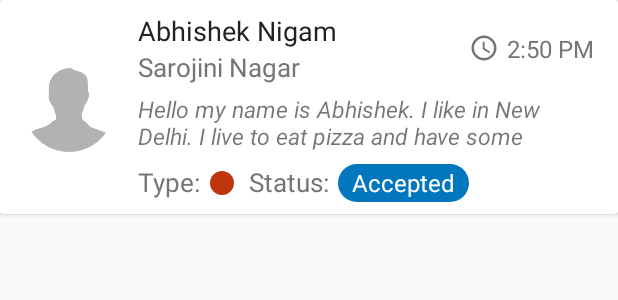
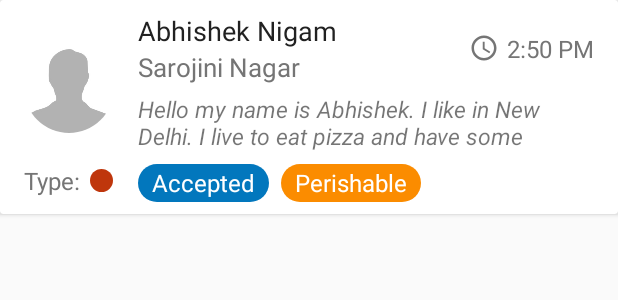
Before and after one commit to abhishekpopli/feeding-india-android-app, an Android app: the layout donation_list_item.xml on its own in the app's theme, with its tools: preview values and no code run, on a phone screen of 412 x 824 dp. Shown: the top 300 px of the screen. Run offline under Robolectric (Android 15) with nearby library versions, the phone set to English and light mode, and no system bars.

Commit message:
Improved list item design, now there is a perishable tag

```diff
--- a/app/src/main/java/com/example/feedingindiaapp/DonationAdapter.java
+++ b/app/src/main/java/com/example/feedingindiaapp/DonationAdapter.java
@@ -2,7 +2,6 @@ package com.example.feedingindiaapp;
 
 
 import android.content.Context;
-import android.graphics.Color;
 import android.support.v7.widget.CardView;
 import android.support.v7.widget.RecyclerView;
 import android.view.LayoutInflater;
@@ -65,9 +64,11 @@ public class DonationAdapter extends RecyclerView.Adapter<DonationAdapter.ViewHo
         }
 
         if (donation.isPerishable() == 1) {
-            holder.listItemCardView.setCardBackgroundColor(Color.parseColor("#fff9c4"));
+            holder.isPerishable.setText("Perishable");
+            holder.isPerishable.setBackgroundResource(R.drawable.orange_tag);
         } else {
-            holder.listItemCardView.setCardBackgroundColor(Color.parseColor("#e0f7fa"));
+            holder.isPerishable.setText("Non-Perishable");
+            holder.isPerishable.setBackgroundResource(R.drawable.indigo_tag);
         }
 
         if (donation.isAccepted() == 1) {
@@ -122,7 +123,7 @@ public class DonationAdapter extends RecyclerView.Adapter<DonationAdapter.ViewHo
             foodDetails = (TextView) itemView.findViewById(R.id.list_item_food_detail);
             status = (TextView) itemView.findViewById(R.id.list_item_donation_status);
             listItemLayout = (LinearLayout) itemView.findViewById(R.id.list_item_layout);
-            listItemCardView = (CardView) itemView.findViewById(R.id.list_item_card_view);
+            isPerishable = (TextView) itemView.findViewById(R.id.list_item_perishable);
         }
     }
 
--- /dev/null
+++ b/app/src/main/res/drawable/indigo_tag.xml
@@ -0,0 +1,10 @@
+<?xml version="1.0" encoding="utf-8"?>
+<shape xmlns:android="http://schemas.android.com/apk/res/android"
+    android:shape="rectangle">
+    <solid android:color="#3f51b5" />
+    <corners
+        android:bottomLeftRadius="15dp"
+        android:bottomRightRadius="15dp"
+        android:topLeftRadius="15dp"
+        android:topRightRadius="15dp" />
+</shape>
--- /dev/null
+++ b/app/src/main/res/drawable/orange_tag.xml
@@ -0,0 +1,10 @@
+<?xml version="1.0" encoding="utf-8"?>
+<shape xmlns:android="http://schemas.android.com/apk/res/android"
+    android:shape="rectangle">
+    <solid android:color="#fb8c00" />
+    <corners
+        android:bottomLeftRadius="15dp"
+        android:bottomRightRadius="15dp"
+        android:topLeftRadius="15dp"
+        android:topRightRadius="15dp" />
+</shape>
--- a/app/src/main/res/layout/donation_list_item.xml
+++ b/app/src/main/res/layout/donation_list_item.xml
@@ -12,11 +12,15 @@
         android:elevation="1dp">
 
         <LinearLayout
+            android:layout_width="match_parent"
+            android:layout_height="wrap_content"
+            android:orientation="vertical">
+
+            <LinearLayout
                 android:id="@+id/list_item_layout"
                 android:layout_width="match_parent"
                 android:layout_height="wrap_content"
                 android:orientation="horizontal"
-            android:paddingBottom="8dp"
                 android:paddingLeft="16dp"
                 android:paddingRight="16dp"
                 android:paddingTop="8dp">
@@ -103,36 +107,41 @@
                         android:textSize="15sp"
                         android:textStyle="italic" />
 
+                </LinearLayout>
+
+            </LinearLayout>
+
             <LinearLayout
                 android:layout_width="match_parent"
                 android:layout_height="wrap_content"
+                android:orientation="horizontal"
+                android:paddingBottom="8dp">
+
+                <!--width = 16+60+16-->
+                <LinearLayout
+                    android:layout_width="92dp"
+                    android:layout_height="wrap_content"
                     android:orientation="horizontal">
+
 
                     <TextView
                         android:layout_width="wrap_content"
                         android:layout_height="wrap_content"
+                        android:layout_marginLeft="16dp"
                         android:maxLines="1"
                         android:paddingRight="6dp"
                         android:text="Type:"
                         android:textColor="@color/colorSecondaryText"
-                        android:textSize="17sp" />
+                        android:textSize="16sp" />
 
                     <View
                         android:id="@+id/list_item_is_veg"
-                        android:layout_width="16dp"
-                        android:layout_height="16dp"
+                        android:layout_width="15dp"
+                        android:layout_height="15dp"
                         android:layout_gravity="center"
                         android:background="@drawable/red_circle_shape" />
 
-                    <TextView
-                        android:layout_width="wrap_content"
-                        android:layout_height="wrap_content"
-                        android:layout_marginLeft="10dp"
-                        android:maxLines="1"
-                        android:paddingRight="6dp"
-                        android:text="Status:"
-                        android:textColor="@color/colorSecondaryText"
-                        android:textSize="17sp" />
+                </LinearLayout>
 
                 <TextView
                     android:id="@+id/list_item_donation_status"
@@ -148,10 +157,22 @@
                     android:textColor="#FFFF"
                     android:textSize="16sp" />
 
-                </LinearLayout>
+                <TextView
+                    android:id="@+id/list_item_perishable"
+                    android:layout_width="wrap_content"
+                    android:layout_height="wrap_content"
+                    android:layout_marginLeft="8dp"
+                    android:background="@drawable/orange_tag"
+                    android:maxLines="1"
+                    android:paddingBottom="2dp"
+                    android:paddingLeft="9dp"
+                    android:paddingRight="9dp"
+                    android:paddingTop="1dp"
+                    android:text="Perishable"
+                    android:textColor="#FFFF"
+                    android:textSize="16sp" />
 
             </LinearLayout>
-
 
         </LinearLayout>
 
```
Lines whose indentation alone changed are shown as unchanged.
